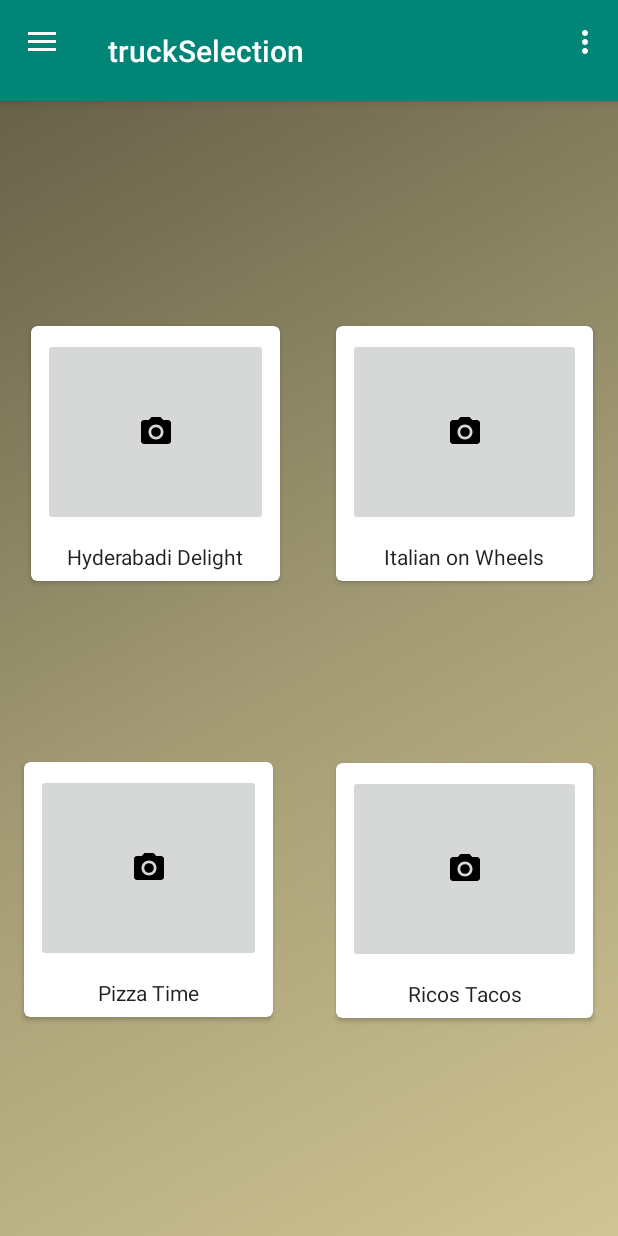
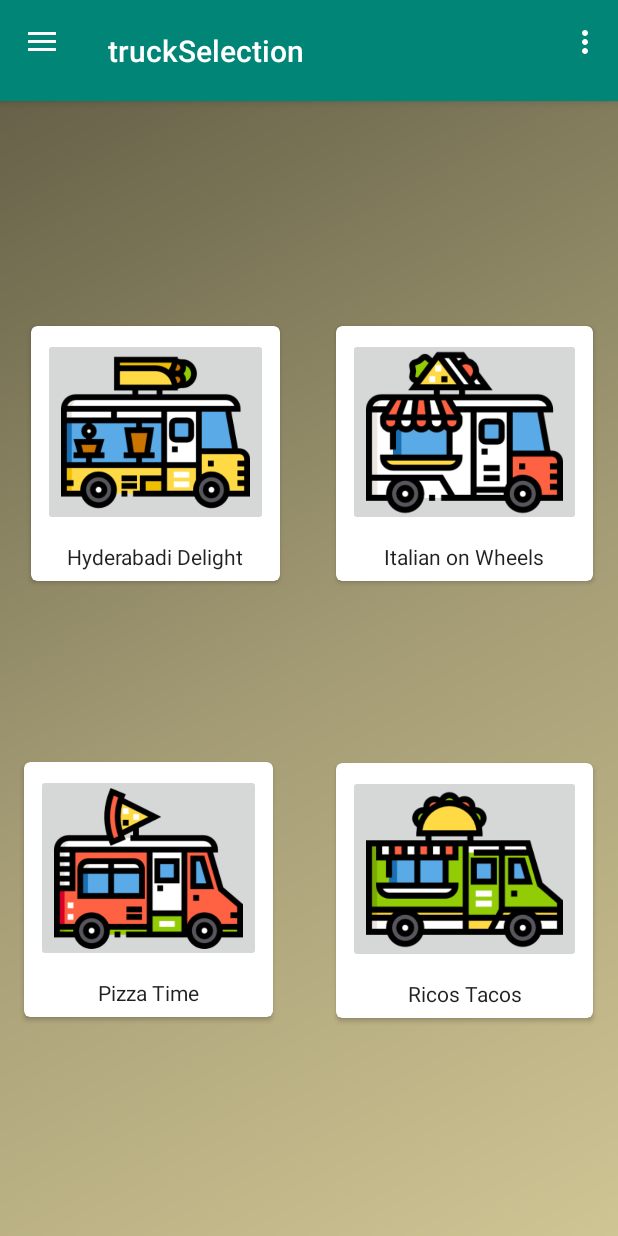
Before and after one commit to Koopacabra/BullRunMarket, an Android app: the truckSelection screen opened directly, with no data from a screen before it, on a phone screen of 412 x 824 dp. Run offline under Robolectric (Android 15) with nearby library versions, the phone set to English and light mode, and no system bars.

Commit message:
//added icons for each food truck (sourced from Freepik @flaticon.com; see img content description for more detail) //included truck icons on truck selection page & coded XML

```diff
--- a/app/src/main/res/layout/content_truck_selection.xml
+++ b/app/src/main/res/layout/content_truck_selection.xml
@@ -21,6 +21,7 @@
         android:layout_marginEnd="8dp"
         android:layout_marginRight="8dp"
         android:layout_marginBottom="8dp"
+        android:contentDescription="@string/freepikIcons"
         card_view:cardCornerRadius="4dp"
         card_view:layout_constraintBottom_toTopOf="@+id/guideline2"
         card_view:layout_constraintEnd_toStartOf="@+id/guideline"
@@ -35,12 +36,13 @@
                 android:id="@+id/cardImage_delight"
                 android:layout_width="match_parent"
                 android:layout_height="125dp"
+                android:scaleType="centerCrop"
                 android:layout_marginStart="8dp"
                 android:layout_marginLeft="8dp"
                 android:layout_marginTop="8dp"
                 android:layout_marginEnd="8dp"
                 android:layout_marginRight="8dp"
-                android:src="@drawable/ic_menu_camera"
+                android:src="@drawable/delight"
                 android:contentDescription="@string/delight"
                 app:layout_constraintEnd_toEndOf="parent"
                 app:layout_constraintHorizontal_bias="0.0"
@@ -96,12 +98,13 @@
                 android:id="@+id/cardImage_italian"
                 android:layout_width="match_parent"
                 android:layout_height="125dp"
+                android:scaleType="centerCrop"
                 android:layout_marginStart="8dp"
                 android:layout_marginLeft="8dp"
                 android:layout_marginTop="8dp"
                 android:layout_marginEnd="8dp"
                 android:layout_marginRight="8dp"
-                android:src="@drawable/ic_menu_camera"
+                android:src="@drawable/italian"
                 android:contentDescription="@string/italian"
                 app:layout_constraintEnd_toEndOf="parent"
                 app:layout_constraintHorizontal_bias="0.0"
@@ -158,12 +161,13 @@
                 android:id="@+id/cardImage_pizza"
                 android:layout_width="match_parent"
                 android:layout_height="125dp"
+                android:scaleType="centerCrop"
                 android:layout_marginStart="8dp"
                 android:layout_marginLeft="8dp"
                 android:layout_marginTop="8dp"
                 android:layout_marginEnd="8dp"
                 android:layout_marginRight="8dp"
-                android:src="@drawable/ic_menu_camera"
+                android:src="@drawable/pizza"
                 android:contentDescription="@string/pizza"
                 app:layout_constraintEnd_toEndOf="parent"
                 app:layout_constraintHorizontal_bias="0.0"
@@ -220,12 +224,13 @@
                 android:id="@+id/cardImage_tacos"
                 android:layout_width="match_parent"
                 android:layout_height="125dp"
+                android:scaleType="centerCrop"
                 android:layout_marginStart="8dp"
                 android:layout_marginLeft="8dp"
                 android:layout_marginTop="8dp"
                 android:layout_marginEnd="8dp"
                 android:layout_marginRight="8dp"
-                android:src="@drawable/ic_menu_camera"
+                android:src="@drawable/tacos"
                 android:contentDescription="@string/tacos"
                 app:layout_constraintEnd_toEndOf="parent"
                 app:layout_constraintHorizontal_bias="0.0"
--- a/app/src/main/res/values/strings.xml
+++ b/app/src/main/res/values/strings.xml
@@ -14,4 +14,5 @@
     <string name="italian">Italian on Wheels</string>
     <string name="pizza">Pizza Time</string>
     <string name="tacos">Ricos Tacos</string>
+    <string name="freepikIcons">Icon made by Freepik from www.flaticon.com</string>
 </resources>
```
Also changed, not shown: app/src/main/res/drawable/delight.png (added), app/src/main/res/drawable/italian.png (added), app/src/main/res/drawable/pizza.png (added), app/src/main/res/drawable/tacos.png (added).
